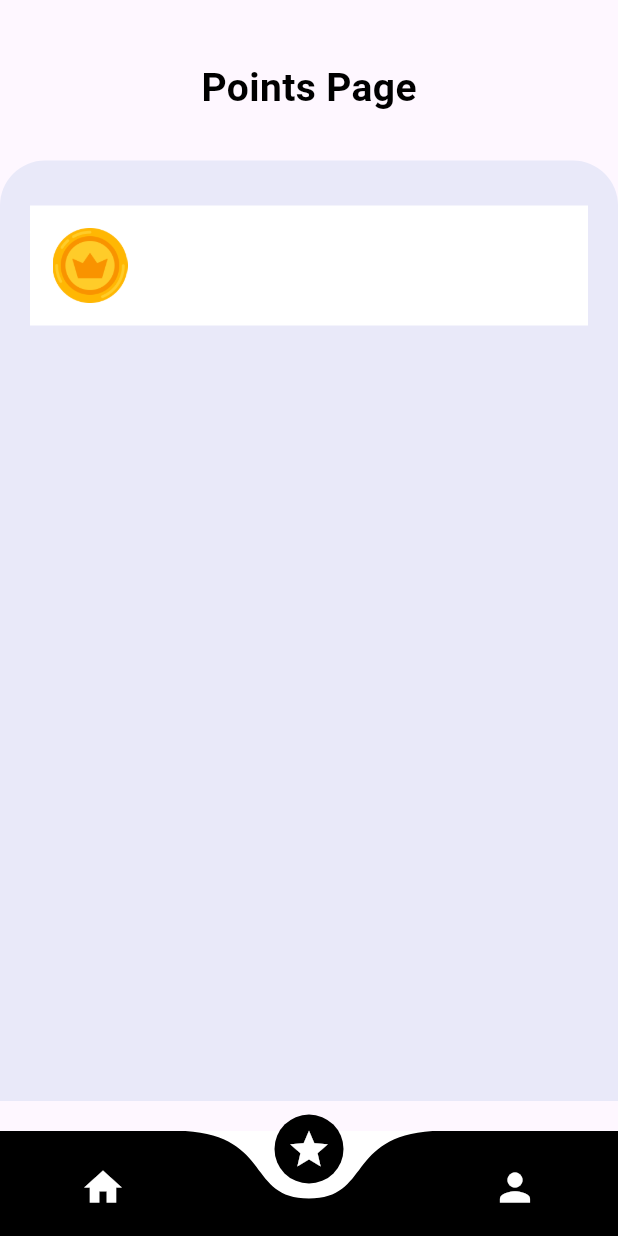
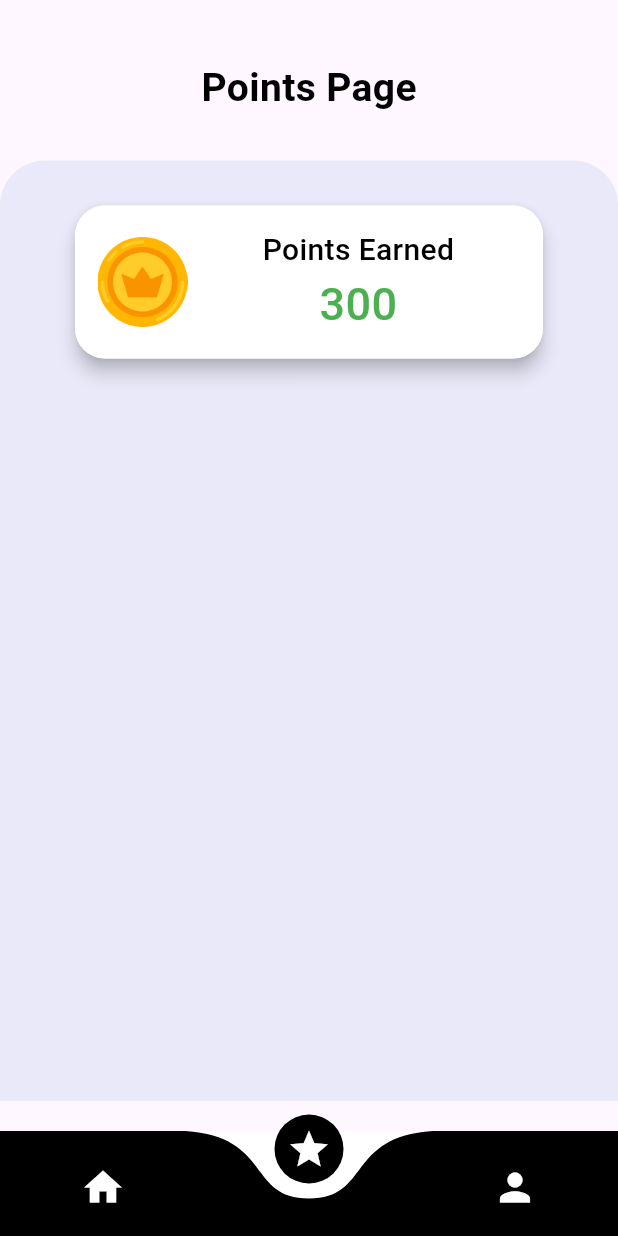
Before and after one commit to Niyar07/Recycle_App, a Flutter app: the screen it shows after launch, item 2 of the bottom bar chosen, on a phone screen of 412 x 824 dp. Run offline on Flutter 3.47's test engine with Material 3 defaults, Android fonts, the phone set to English and light mode, and no system bars; drawn by our look-alikes of curved_navigation_bar; our stand-ins replace cloud_firestore, firebase_auth, firebase_core, firebase_storage, google_sign_in, image_picker and 3 more; missing offline and left inert: dart:ffi; accounts and stored records are empty.

Commit message:
Update Design of Points page

```diff
--- a/lib/pages/points.dart
+++ b/lib/pages/points.dart
@@ -40,17 +40,39 @@ class _PointsState extends State<Points> {
                     children: [
                       SizedBox(height: 30),
                       Container(
+                        margin: EdgeInsets.only(left: 50, right: 50),
+                        child: Material(
+                          elevation: 5.0,
+                          borderRadius: BorderRadius.circular(20),
+                          child: Container(
                             padding: EdgeInsets.all(15),
-                        margin: EdgeInsets.only(left: 20, right: 20),
                             width: MediaQuery.of(context).size.width,
                             decoration: BoxDecoration(
                               color: Colors.white,
+                              borderRadius: BorderRadius.circular(20),
                             ),
                             child: Row(
                               children: [
                                 Image.asset("images/coin.png",
-                                height: 50, width: 50, fit: BoxFit.cover),
+                                    height: 60, width: 60, fit: BoxFit.cover),
+                                SizedBox(
+                                  width: 50,
+                                ),
+                                Column(
+                                  children: [
+                                    Text("Points Earned",
+                                        style: AppWidget.normallinetextstyle(
+                                          20,
+                                        )),
+                                    Text("300",
+                                        style: AppWidget.greentextstyle(
+                                          30,
+                                        )),
                                   ],
+                                ),
+                              ],
+                            ),
+                          ),
                         ),
                       ),
                     ],
```
Lines whose indentation alone changed are shown as unchanged.
